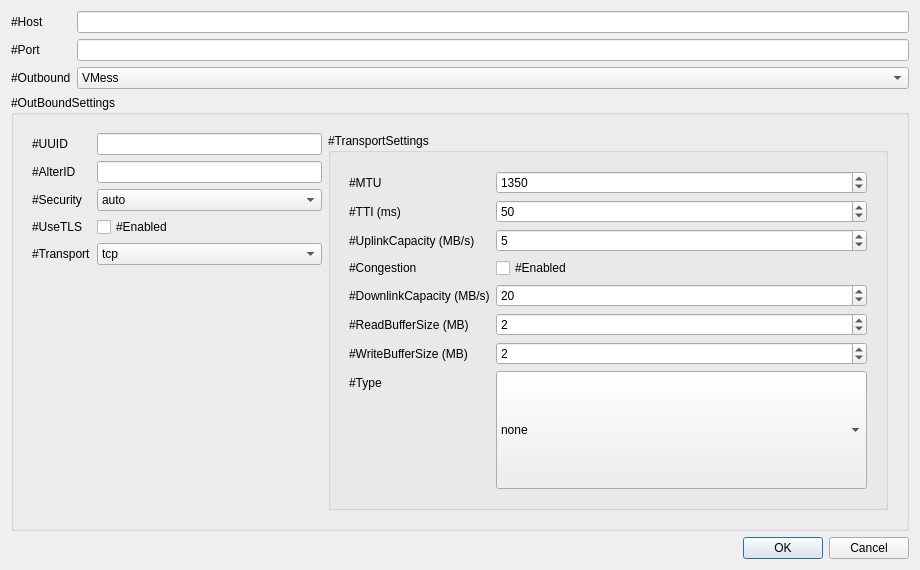
Above: src/w_ConnectionEditWindow.ui from darsvador/qvssr before the change. Below: the same form after it.
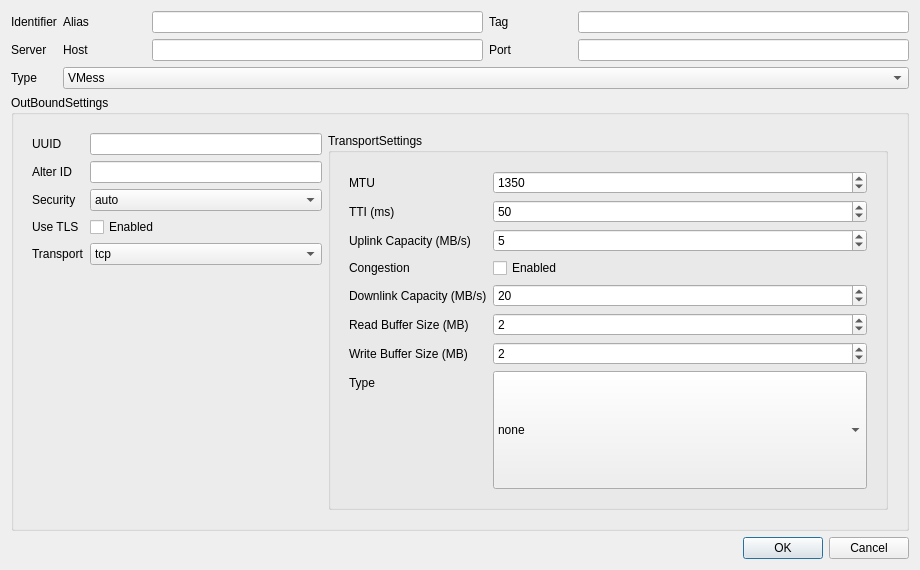
That is the form after the change. The open tabs and pages were chosen to show the change.

Commit message: Added a better config upgrade algo, changed translations, changed ConnectionEdit Window functions, changed a config key

What changed in the file:
```diff
--- a/src/w_ConnectionEditWindow.ui
+++ b/src/w_ConnectionEditWindow.ui
@@ -32,40 +32,82 @@
    <item>
     <layout class="QFormLayout" name="formLayout_5">
      <item row="0" column="0">
-      <widget class="QLabel" name="ipLabel">
+      <widget class="QLabel" name="portLabel_3">
        <property name="text">
-        <string>#Host</string>
+        <string>Identifier</string>
        </property>
       </widget>
      </item>
      <item row="0" column="1">
-      <widget class="QLineEdit" name="ipLineEdit"/>
+      <layout class="QHBoxLayout" name="horizontalLayout_5" stretch="1,4,1,4">
+       <item>
+        <widget class="QLabel" name="ipLabel_2">
+         <property name="text">
+          <string>Alias</string>
+         </property>
+        </widget>
+       </item>
+       <item>
+        <widget class="QLineEdit" name="lineEdit"/>
+       </item>
+       <item>
+        <widget class="QLabel" name="ipLabel_3">
+         <property name="text">
+          <string>Tag</string>
+         </property>
+        </widget>
+       </item>
+       <item>
+        <widget class="QLineEdit" name="lineEdit_2"/>
+       </item>
+      </layout>
      </item>
      <item row="1" column="0">
-      <widget class="QLabel" name="portLabel">
+      <widget class="QLabel" name="label_32">
        <property name="text">
-        <string>#Port</string>
+        <string>Server</string>
        </property>
       </widget>
      </item>
      <item row="1" column="1">
-      <widget class="QLineEdit" name="portLineEdit">
-       <property name="maxLength">
-        <number>5</number>
-       </property>
-      </widget>
+      <layout class="QHBoxLayout" name="horizontalLayout_3" stretch="1,4,1,4">
+       <item>
+        <widget class="QLabel" name="ipLabel">
+         <property name="text">
+          <string>Host</string>
+         </property>
+        </widget>
+       </item>
+       <item>
+        <widget class="QLineEdit" name="ipLineEdit"/>
+       </item>
+       <item>
+        <widget class="QLabel" name="portLabel">
+         <property name="text">
+          <string>Port</string>
+         </property>
+        </widget>
+       </item>
+       <item>
+        <widget class="QLineEdit" name="portLineEdit">
+         <property name="maxLength">
+          <number>5</number>
+         </property>
+        </widget>
+       </item>
+      </layout>
      </item>
      <item row="2" column="0">
       <widget class="QLabel" name="label_25">
        <property name="text">
-        <string>#Outbound</string>
+        <string>Type</string>
        </property>
       </widget>
      </item>
      <item row="2" column="1">
       <widget class="QComboBox" name="outBoundTypeCombo">
        <property name="sizePolicy">
-        <sizepolicy hsizetype="Minimum" vsizetype="Fixed">
+        <sizepolicy hsizetype="MinimumExpanding" vsizetype="Fixed">
          <horstretch>0</horstretch>
          <verstretch>0</verstretch>
         </sizepolicy>
@@ -92,7 +134,7 @@
    <item>
     <widget class="QGroupBox" name="outboundSettingWrapper">
      <property name="title">
-      <string>#OutBoundSettings</string>
+      <string>OutBoundSettings</string>
      </property>
      <layout class="QGridLayout" name="gridLayout">
       <item row="1" column="0">
@@ -113,7 +155,7 @@
             <item row="0" column="0">
              <widget class="QLabel" name="idLabel">
               <property name="text">
-               <string>#UUID</string>
+               <string>UUID</string>
               </property>
              </widget>
             </item>
@@ -130,7 +172,7 @@
             <item row="1" column="0">
              <widget class="QLabel" name="alterLabel">
               <property name="text">
-               <string>#AlterID</string>
+               <string>Alter ID</string>
               </property>
              </widget>
             </item>
@@ -144,7 +186,7 @@
             <item row="2" column="0">
              <widget class="QLabel" name="securityLabel">
               <property name="text">
-               <string>#Security</string>
+               <string>Security</string>
               </property>
              </widget>
             </item>
@@ -181,21 +223,21 @@
             <item row="3" column="0">
              <widget class="QLabel" name="label_13">
               <property name="text">
-               <string>#UseTLS</string>
+               <string>Use TLS</string>
               </property>
              </widget>
             </item>
             <item row="3" column="1">
              <widget class="QCheckBox" name="tlsCB">
               <property name="text">
-               <string>#Enabled</string>
+               <string>Enabled</string>
               </property>
              </widget>
             </item>
             <item row="4" column="0">
              <widget class="QLabel" name="transportLabel">
               <property name="text">
-               <string>#Transport</string>
+               <string>Transport</string>
               </property>
              </widget>
             </item>
@@ -238,7 +280,7 @@
           <item>
            <widget class="QGroupBox" name="transportGroupbox">
             <property name="title">
-             <string>#TransportSettings</string>
+             <string>TransportSettings</string>
             </property>
             <layout class="QGridLayout" name="gridLayout_2">
              <item row="0" column="0">
@@ -426,7 +468,7 @@
                  <item row="0" column="0">
                   <widget class="QLabel" name="label_8">
                    <property name="text">
-                    <string>#MTU</string>
+                    <string>MTU</string>
                    </property>
                   </widget>
                  </item>
@@ -452,7 +494,7 @@
                  <item row="1" column="0">
                   <widget class="QLabel" name="label_10">
                    <property name="text">
-                    <string>#TTI (ms)</string>
+                    <string>TTI (ms)</string>
                    </property>
                   </widget>
                  </item>
@@ -478,7 +520,7 @@
                  <item row="2" column="0">
                   <widget class="QLabel" name="label_12">
                    <property name="text">
-                    <string>#UplinkCapacity (MB/s)</string>
+                    <string>Uplink Capacity (MB/s)</string>
                    </property>
                   </widget>
                  </item>
@@ -501,21 +543,21 @@
                  <item row="3" column="0">
                   <widget class="QLabel" name="label_15">
                    <property name="text">
-                    <string>#Congestion</string>
+                    <string>Congestion</string>
                    </property>
                   </widget>
                  </item>
                  <item row="3" column="1">
                   <widget class="QCheckBox" name="kcpCongestionCB">
                    <property name="text">
-                    <string>#Enabled</string>
+                    <string>Enabled</string>
                    </property>
                   </widget>
                  </item>
                  <item row="4" column="0">
                   <widget class="QLabel" name="label_9">
                    <property name="text">
-                    <string>#DownlinkCapacity (MB/s)</string>
+                    <string>Downlink Capacity (MB/s)</string>
                    </property>
                   </widget>
                  </item>
@@ -538,7 +580,7 @@
                  <item row="5" column="0">
                   <widget class="QLabel" name="label_11">
                    <property name="text">
-                    <string>#ReadBufferSize (MB)</string>
+                    <string>Read Buffer Size (MB)</string>
                    </property>
                   </widget>
                  </item>
@@ -561,7 +603,7 @@
                  <item row="6" column="0">
                   <widget class="QLabel" name="labelx">
                    <property name="text">
-                    <string>#WriteBufferSize (MB)</string>
+                    <string>Write Buffer Size (MB)</string>
                    </property>
                   </widget>
                  </item>
@@ -584,7 +626,7 @@
                  <item row="7" column="0">
                   <widget class="QLabel" name="label_16">
                    <property name="text">
-                    <string>#Type</string>
+                    <string>Type</string>
                    </property>
                   </widget>
                  </item>
```
Left out of the diff: 62 changed lines with no effect on the pictures. The commit also changes 16 other files.
